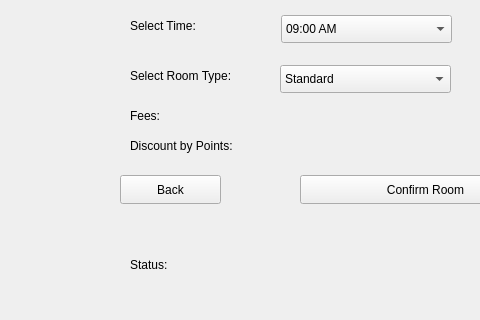
Above: bookroomwindow.ui from KirolousFouty/Hospital_Project before the change; both pictures show x 0 to 480 and y 245 to 565 of the 731 by 565 pixel window. Below: the same form after it.
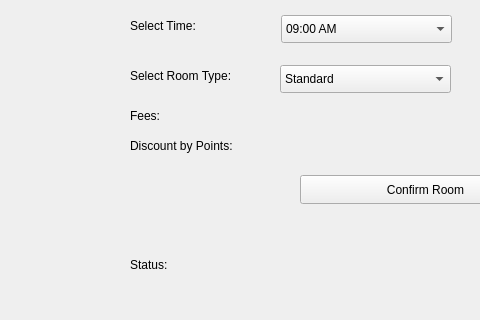
That is the form after the change.

```diff
--- a/bookroomwindow.ui
+++ b/bookroomwindow.ui
@@ -194,19 +194,6 @@
     <string>Status:</string>
    </property>
   </widget>
-  <widget class="QPushButton" name="backButton">
-   <property name="geometry">
-    <rect>
-     <x>120</x>
-     <y>420</y>
-     <width>101</width>
-     <height>29</height>
-    </rect>
-   </property>
-   <property name="text">
-    <string>Back</string>
-   </property>
-  </widget>
   <widget class="QPushButton" name="selectRoomTypeButton">
    <property name="geometry">
     <rect>
```
